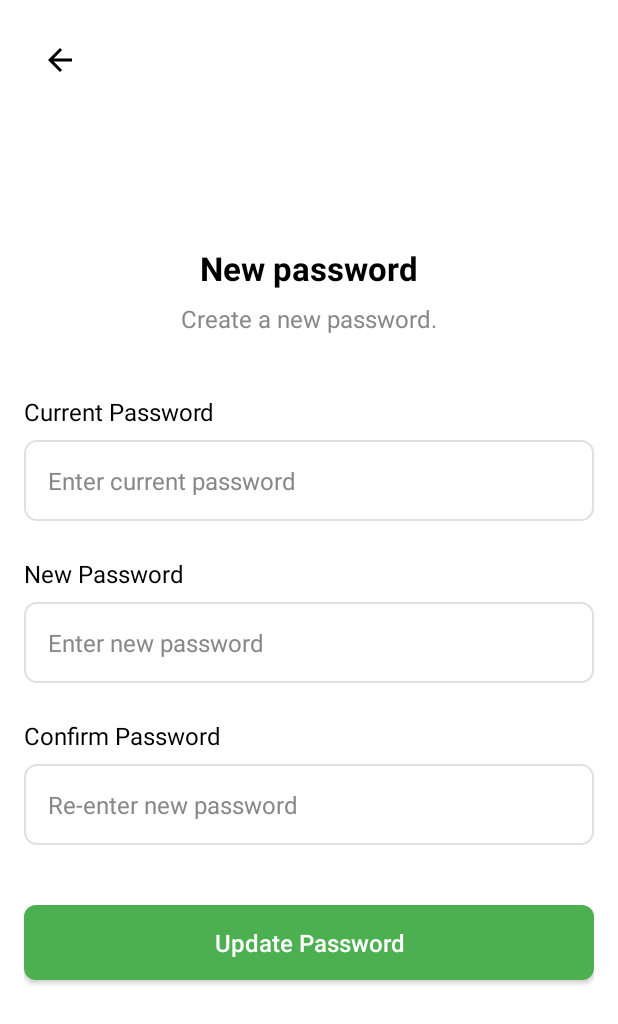
After one commit to tranduyloc895/FoodApp, an Android app: the layout activity_new_password_change.xml on its own in the app's theme, with its tools: preview values and no code run, on a phone screen of 412 x 824 dp. The commit adds this screen. Shown: the top 1024 px of the screen. Run offline under Robolectric (Android 15) with nearby library versions, the phone set to English and light mode, and no system bars.

Commit message:
feat: add function change password to model user

```diff
--- /dev/null
+++ b/app/src/main/res/layout/activity_new_password_change.xml
@@ -0,0 +1,123 @@
+<?xml version="1.0" encoding="utf-8"?>
+<LinearLayout xmlns:android="http://schemas.android.com/apk/res/android"
+    android:layout_width="match_parent"
+    android:layout_height="match_parent"
+    xmlns:app="http://schemas.android.com/apk/res-auto"
+    android:orientation="vertical"
+    android:paddingHorizontal="16dp"
+    android:paddingTop="16dp"
+    android:background="#FFFFFF">
+
+    <ImageButton
+        android:id="@+id/btnBack"
+        android:layout_width="48dp"
+        android:layout_height="48dp"
+        android:background="@null"
+        android:padding="12dp"
+        android:scaleType="centerInside"
+        android:src="@drawable/ic_back"
+        app:layout_constraintStart_toStartOf="parent"
+        app:layout_constraintTop_toTopOf="parent" />
+
+    <TextView
+        android:layout_width="wrap_content"
+        android:layout_height="wrap_content"
+        android:layout_marginTop="100dp"
+        android:text="New password"
+        android:layout_gravity="center"
+        android:textSize="22sp"
+        android:textStyle="bold"
+        android:textColor="#000000" />
+
+    <TextView
+        android:layout_width="wrap_content"
+        android:layout_height="wrap_content"
+        android:layout_marginTop="8dp"
+        android:text="Create a new password."
+        android:layout_gravity="center"
+        android:textColor="#888888"
+        android:textSize="16sp"
+        android:lineSpacingMultiplier="1.2" />
+
+    <LinearLayout
+        android:layout_width="match_parent"
+        android:layout_height="wrap_content"
+        android:layout_marginTop="40dp"
+        android:orientation="vertical">
+
+        <TextView
+            android:layout_width="wrap_content"
+            android:layout_height="wrap_content"
+            android:text="Current Password"
+            android:textColor="#000000"
+            android:textSize="16sp" />
+
+        <EditText
+            android:id="@+id/etCurrentPassword"
+            android:layout_width="match_parent"
+            android:layout_height="wrap_content"
+            android:layout_marginTop="8dp"
+            android:background="@drawable/common_background"
+            android:hint="Enter current password"
+            android:inputType="textPassword"
+            android:padding="16dp"
+            android:textColor="#000000"
+            android:textColorHint="#888888"
+            android:textSize="16sp" />
+
+        <TextView
+            android:layout_width="wrap_content"
+            android:layout_height="wrap_content"
+            android:layout_marginTop="24dp"
+            android:text="New Password"
+            android:textColor="#000000"
+            android:textSize="16sp" />
+
+        <EditText
+            android:id="@+id/etPassword"
+            android:layout_width="match_parent"
+            android:layout_height="wrap_content"
+            android:layout_marginTop="8dp"
+            android:background="@drawable/common_background"
+            android:hint="Enter new password"
+            android:inputType="textPassword"
+            android:padding="16dp"
+            android:textColor="#000000"
+            android:textColorHint="#888888"
+            android:textSize="16sp" />
+
+        <TextView
+            android:layout_width="wrap_content"
+            android:layout_height="wrap_content"
+            android:layout_marginTop="24dp"
+            android:text="Confirm Password"
+            android:textColor="#000000"
+            android:textSize="16sp" />
+
+        <EditText
+            android:id="@+id/etConfirmPassword"
+            android:layout_width="match_parent"
+            android:layout_height="wrap_content"
+            android:layout_marginTop="8dp"
+            android:background="@drawable/common_background"
+            android:hint="Re-enter new password"
+            android:inputType="textPassword"
+            android:padding="16dp"
+            android:textColor="#000000"
+            android:textColorHint="#888888"
+            android:textSize="16sp" />
+    </LinearLayout>
+
+    <androidx.appcompat.widget.AppCompatButton
+        android:id="@+id/btnUpdatePassword"
+        android:layout_width="match_parent"
+        android:layout_height="wrap_content"
+        android:layout_marginTop="40dp"
+        android:background="@drawable/button_background"
+        android:padding="14dp"
+        android:text="Update Password"
+        android:textAllCaps="false"
+        android:textColor="#FFFFFF"
+        android:textSize="16sp" />
+
+</LinearLayout>
```
Also changed, not shown: app/src/main/AndroidManifest.xml (+11 -5 lines), app/src/main/java/api/ApiService.java (+9 -0 lines), app/src/main/java/api/ModelResponse.java (+21 -0 lines), app/src/main/java/com/example/appfood/EmailInput.java (+2 -7 lines), app/src/main/java/com/example/appfood/NewPasswordChange.java (added, +100 -0 lines), app/src/main/java/com/example/appfood/NewPasswordResetActivity.java (renamed from app/src/main/java/com/example/appfood/NewPasswordActivity.java, +7 -8 lines), app/src/main/java/com/example/appfood/PasswordChangeConfirmActivity.java (+12 -6 lines), app/src/main/java/com/example/appfood/UserProfileActivity.java (+35 -1 lines), app/src/main/java/com/example/appfood/VerifyOTPChangePass.java (added, +86 -0 lines), app/src/main/java/com/example/appfood/VerifyOTPResetActivity.java (renamed from app/src/main/java/com/example/appfood/VerifyOTPActivity.java, +7 -10 lines), app/src/main/res/layout/activity_verify_otpchange_pass.xml (added, +84 -0 lines), app/src/main/res/layout/activity_new_password_reset.xml (renamed from app/src/main/res/layout/activity_new_password.xml), app/src/main/res/layout/activity_verify_otp_reset.xml (renamed from app/src/main/res/layout/activity_verify_otp.xml).
